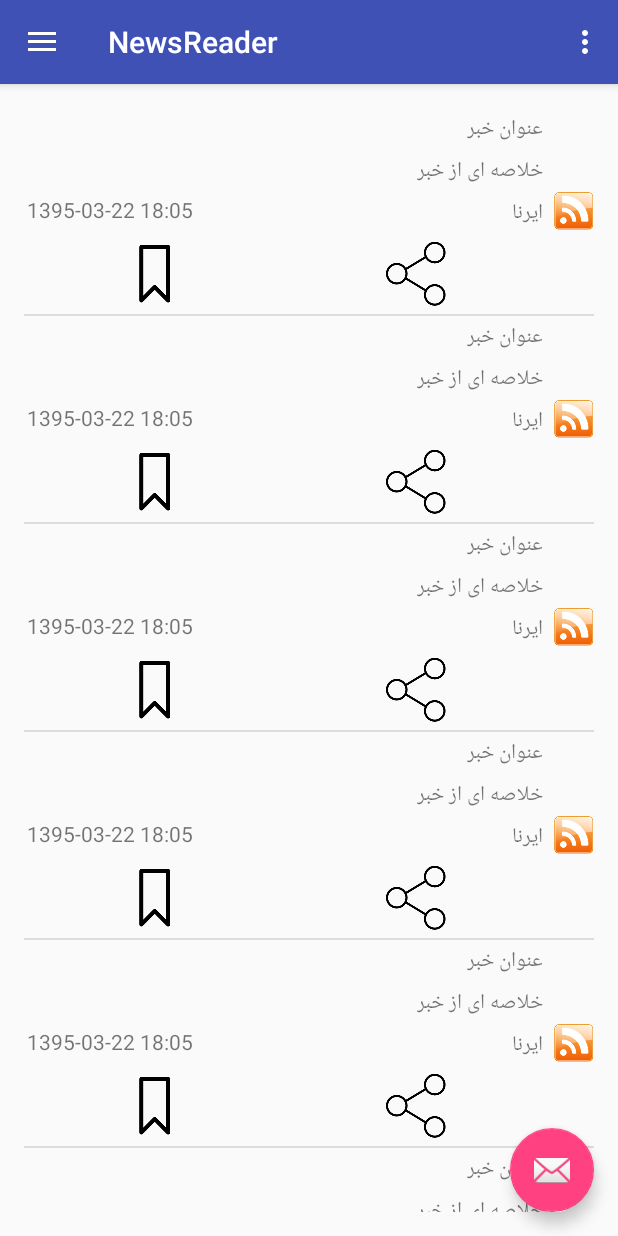
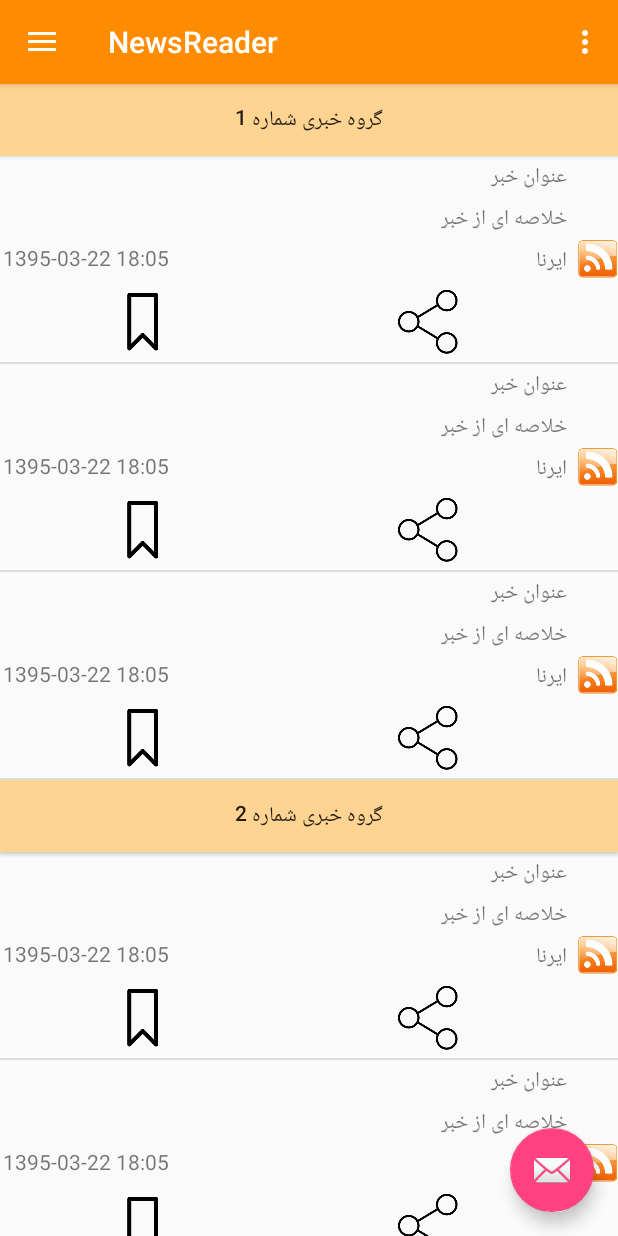
Before and after one commit to winepsoft/newsFeeds, an Android app: the screen it shows after launch (MainActivity), on a phone screen of 412 x 824 dp. Run offline under Robolectric (Android 15) with nearby library versions, the phone set to English and light mode, and no system bars.

Commit message:
add news group to home

```diff
--- a/app/src/main/java/com/winep/newsfeed/Adapter/NewsGroupList.java
+++ /dev/null
@@ -1,29 +0,0 @@
-package com.winep.newsfeed.Adapter;
-
-import com.bignerdranch.expandablerecyclerview.Model.ParentListItem;
-import com.winep.newsfeed.DataModel.News;
-
-import java.util.ArrayList;
-import java.util.List;
-
-/**
- * Created by ShaisteS on 6/11/2016.
- */
-public class NewsGroupList implements ParentListItem {
-
-    private ArrayList<News> news;
-
-    public NewsGroupList(ArrayList<News> news){
-        this.news=news;
-    }
-
-    @Override
-    public ArrayList<News> getChildItemList() {
-        return news;
-    }
-
-    @Override
-    public boolean isInitiallyExpanded() {
-        return false;
-    }
-}
--- a/app/src/main/java/com/winep/newsfeed/Presenter/MainActivity.java
+++ b/app/src/main/java/com/winep/newsfeed/Presenter/MainActivity.java
@@ -1,6 +1,7 @@
 package com.winep.newsfeed.Presenter;
 
 import android.content.Context;
+import android.content.Intent;
 import android.os.Bundle;
 import android.support.design.widget.FloatingActionButton;
 import android.support.design.widget.Snackbar;
@@ -15,12 +16,11 @@ import android.support.v7.app.AppCompatActivity;
 import android.support.v7.widget.Toolbar;
 import android.view.Menu;
 import android.view.MenuItem;
+import android.widget.Button;
+import android.widget.LinearLayout;
 
 import com.winep.newsfeed.Adapter.NewsAdapter;
-import com.winep.newsfeed.Adapter.NewsGroupExpandableAdapter;
-import com.winep.newsfeed.Adapter.NewsGroupList;
 import com.winep.newsfeed.DataModel.News;
-import com.winep.newsfeed.DataModel.NewsGroup;
 import com.winep.newsfeed.R;
 import com.winep.newsfeed.Utility.DividerItemDecorationRecyclerView;
 
@@ -29,8 +29,8 @@ import java.util.ArrayList;
 public class MainActivity extends AppCompatActivity
         implements NavigationView.OnNavigationItemSelectedListener {
 
-    private RecyclerView newsRecyclerView;
     private Context context;
+    private LinearLayout mainLayout;
 
 
     @Override
@@ -59,20 +59,45 @@ public class MainActivity extends AppCompatActivity
         NavigationView navigationView = (NavigationView) findViewById(R.id.nav_view);
         navigationView.setNavigationItemSelectedListener(this);
 
+        int newsGroupNumber;
+        String newsGroupTitle;
+
         ArrayList<News> listNews = new ArrayList<News>();
-        listNews = createNews(10);
+        listNews = createNews(3);
         NewsAdapter adapter = new NewsAdapter(context,listNews);
 
-        ArrayList<NewsGroupList> listNewsGroup=new ArrayList<NewsGroupList>();
-        for (int i=0;i<10;i++){
-            NewsGroupList aNewsGroupList=new NewsGroupList(listNews);
+        mainLayout=(LinearLayout)findViewById(R.id.mainLayout);
+        for (int i=0;i<5;i++){
+
+            LinearLayout layout = new LinearLayout(this);
+            layout.setLayoutParams(new LinearLayout.LayoutParams(LinearLayout.LayoutParams.MATCH_PARENT, LinearLayout.LayoutParams.WRAP_CONTENT));
+            layout.setOrientation(LinearLayout.VERTICAL);
+
+            View newsGroupLayout = getLayoutInflater().inflate(R.layout.news_group_item_for_home,layout, false);
+            RecyclerView newsRecyclerView=(RecyclerView)newsGroupLayout.findViewById(R.id.newsGroupRecyclerView);
+            Button btnNewsGroupTitle=(Button)newsGroupLayout.findViewById(R.id.btn_news_group_title);
+
+            newsRecyclerView.setLayoutManager(new LinearLayoutManager(this));
+            newsRecyclerView.addItemDecoration(new DividerItemDecorationRecyclerView(this, LinearLayoutManager.VERTICAL));
+            newsRecyclerView.setAdapter(adapter);
+
+            newsGroupNumber=i+1;
+            newsGroupTitle="گروه خبری شماره "+newsGroupNumber;
+            btnNewsGroupTitle.setText(newsGroupTitle);
+            final String finalNewsGroupTitle = newsGroupTitle;
+            btnNewsGroupTitle.setOnClickListener(new View.OnClickListener() {
+                @Override
+                public void onClick(View v) {
+                    Intent intent=new Intent(context, NewsOfAGroupActivity.class);
+                    intent.putExtra("resourceName", finalNewsGroupTitle);
+                    context.startActivity(intent);
+                }
+            });
+
+            layout.addView(newsGroupLayout);
+            mainLayout.addView(layout);
         }
 
-        newsRecyclerView = (RecyclerView) findViewById(R.id.mainActivityRecyclerView);
-        newsRecyclerView.setLayoutManager(new LinearLayoutManager(this));
-        newsRecyclerView.addItemDecoration(new DividerItemDecorationRecyclerView(this, LinearLayoutManager.VERTICAL));
-        newsRecyclerView.setAdapter(adapter);
-        //NewsGroupExpandableAdapter adapter1= new NewsGroupExpandableAdapter(context,listNewsGroup);
     }
 
 
--- a/app/src/main/res/layout/content_main.xml
+++ b/app/src/main/res/layout/content_main.xml
@@ -1,21 +1,26 @@
 <?xml version="1.0" encoding="utf-8"?>
-<RelativeLayout xmlns:android="http://schemas.android.com/apk/res/android"
+<LinearLayout xmlns:android="http://schemas.android.com/apk/res/android"
     xmlns:app="http://schemas.android.com/apk/res-auto"
     xmlns:tools="http://schemas.android.com/tools"
     android:layout_width="match_parent"
     android:layout_height="match_parent"
-    android:paddingBottom="@dimen/activity_vertical_margin"
-    android:paddingLeft="@dimen/activity_horizontal_margin"
-    android:paddingRight="@dimen/activity_horizontal_margin"
-    android:paddingTop="@dimen/activity_vertical_margin"
     app:layout_behavior="@string/appbar_scrolling_view_behavior"
     tools:context=".Presenter.MainActivity"
-    tools:showIn="@layout/app_bar_main">
+    tools:showIn="@layout/app_bar_main"
+    android:orientation="vertical">
 
-    <android.support.v7.widget.RecyclerView
-        android:layout_width="match_parent"
+    <ScrollView
         android:layout_height="wrap_content"
-        android:id="@+id/mainActivityRecyclerView">
-    </android.support.v7.widget.RecyclerView>
-
-</RelativeLayout>
+        android:layout_width="match_parent">
+        <LinearLayout
+            xmlns:app="http://schemas.android.com/apk/res-auto"
+            xmlns:tools="http://schemas.android.com/tools"
+            android:layout_width="match_parent"
+            android:layout_height="wrap_content"
+            app:layout_behavior="@string/appbar_scrolling_view_behavior"
+            tools:context=".Presenter.MainActivity"
+            tools:showIn="@layout/app_bar_main"
+            android:id="@+id/mainLayout"
+            android:orientation="vertical"/>
+    </ScrollView>
+</LinearLayout>
--- a/app/src/main/res/layout/news_group_item.xml
+++ b/app/src/main/res/layout/news_group_item_for_home.xml
@@ -3,12 +3,16 @@
     android:orientation="vertical" android:layout_width="match_parent"
     android:layout_height="match_parent">
 
-    <TextView
+    <Button
         android:layout_width="match_parent"
         android:layout_height="wrap_content"
-        android:text="New Text"
-        android:id="@+id/newsGroupTitle"
-        android:layout_gravity="center"
-        android:gravity="right"
+        android:text="@string/news_group_title"
+        android:id="@+id/btn_news_group_title"
+        android:gravity="center"
         android:background="@color/colorNewsGroupBackground"/>
+    <android.support.v7.widget.RecyclerView
+        android:layout_width="match_parent"
+        android:layout_height="wrap_content"
+        android:id="@+id/newsGroupRecyclerView">
+    </android.support.v7.widget.RecyclerView>
 </LinearLayout>
--- a/app/src/main/res/values/colors.xml
+++ b/app/src/main/res/values/colors.xml
@@ -1,8 +1,8 @@
 <?xml version="1.0" encoding="utf-8"?>
 <resources>
-    <color name="colorPrimary">#3F51B5</color>
-    <color name="colorPrimaryDark">#303F9F</color>
+    <color name="colorPrimary">#FF8b00</color>
+    <color name="colorPrimaryDark">#B26100</color>
     <color name="colorAccent">#FF4081</color>
-    <color name="colorCustomActionBarTitle">#FFFFFF</color>
-    <color name="colorNewsGroupBackground">#FFE7E3E3</color>
+    <color name="colorCustomActionBarTitle">#000000</color>
+    <color name="colorNewsGroupBackground">#FFD392</color>
 </resources>
--- a/app/src/main/res/values/strings.xml
+++ b/app/src/main/res/values/strings.xml
@@ -13,4 +13,5 @@
     <string name="news_time">News Time</string>
     <string name="news_resource">News Resource</string>
     <string name="back_button">backButton</string>
+    <string name="news_group_title">News Group Title</string>
 </resources>
```
Also changed, not shown: app/src/main/java/com/winep/newsfeed/Adapter/NewsGroupChildHolder.java (deleted, +0 -88 lines), app/src/main/java/com/winep/newsfeed/Adapter/NewsGroupExpandableAdapter.java (deleted, +0 -59 lines), app/src/main/java/com/winep/newsfeed/Adapter/NewsGroupParentHolder.java (deleted, +0 -26 lines).
